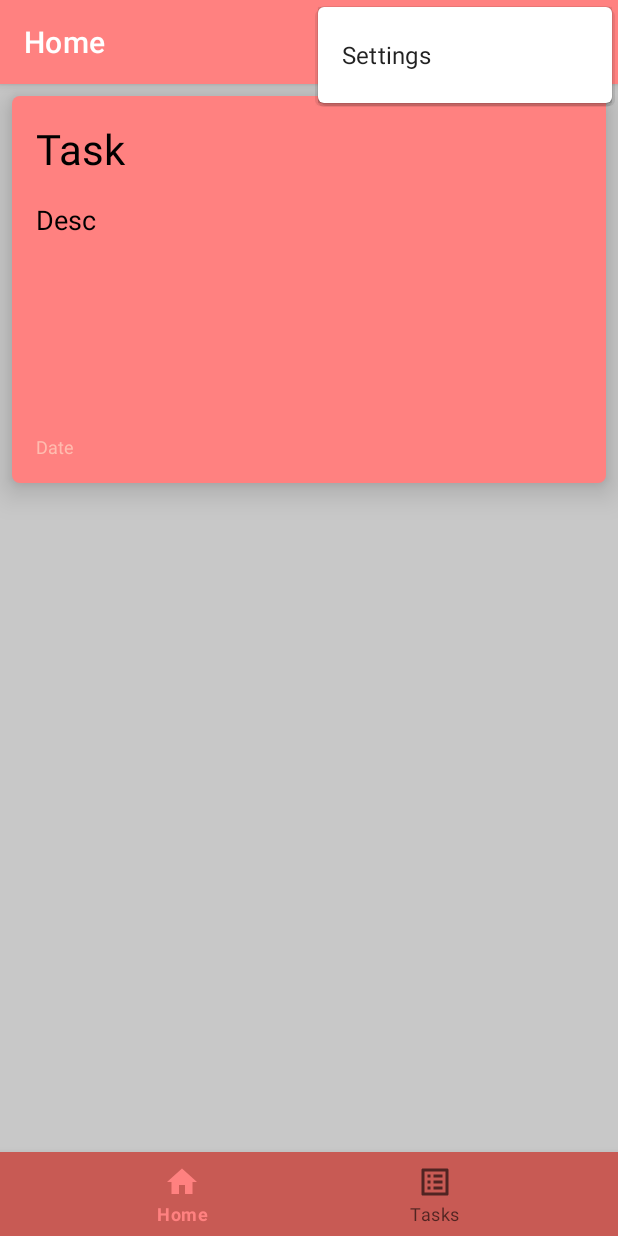
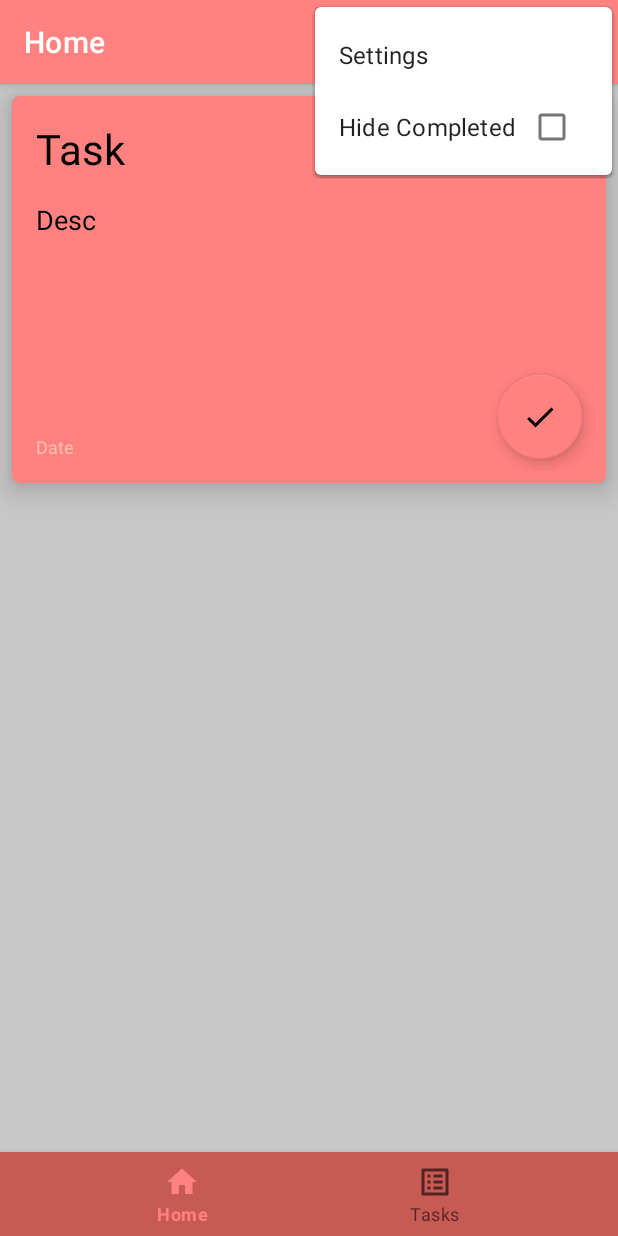
Before and after one commit to RoaFE/TaskManager-App, an Android app: the screen it shows after launch (MainActivity), with the options menu open, on a phone screen of 412 x 824 dp. Run offline under Robolectric (Android 15) with nearby library versions, the phone set to English and light mode, and no system bars; our stand-ins replace Dagger/Hilt's generated code, Room's generated code, navigation-ui; libraries missing offline, so code that uses them is left out: androidx.hilt, androidx.hilt.lifecycle; 2 statements that could not run were skipped.

Commit message:
Tasks can now be ticked off and completed tasks can be hidden

```diff
--- a/App/app/src/main/java/com/example/steps/data/Task.kt
+++ b/App/app/src/main/java/com/example/steps/data/Task.kt
@@ -16,6 +16,7 @@ data class Task(
     val taskCompletion : Float,
     val taskScore : Float = taskPriority.toFloat() / taskDifficulty.toFloat(),
     val dateCreated : Long = System.currentTimeMillis(),
+    val completed : Boolean = false,
     @PrimaryKey(autoGenerate = true) val id: Int = 0
 ) :Parcelable {
     val createdDateFormated: String
--- a/App/app/src/main/java/com/example/steps/data/TaskDao.kt
+++ b/App/app/src/main/java/com/example/steps/data/TaskDao.kt
@@ -6,26 +6,26 @@ import kotlinx.coroutines.flow.Flow
 @Dao
 interface TaskDao {
 
-    fun getTasks(query: String, sortOrder: SortOrder) : Flow<List<Task>> =
+    fun getTasks(query: String, sortOrder: SortOrder, hideCompleted: Boolean) : Flow<List<Task>> =
         when(sortOrder) {
-            SortOrder.BY_NAME -> getTasksSortedByName(query)
-            SortOrder.BY_DATE -> getTasksSortedByDateCreated(query)
-            SortOrder.BY_SCORE -> getTasksSortedByScore(query)
+            SortOrder.BY_NAME -> getTasksSortedByName(query,hideCompleted)
+            SortOrder.BY_DATE -> getTasksSortedByDateCreated(query,hideCompleted)
+            SortOrder.BY_SCORE -> getTasksSortedByScore(query,hideCompleted)
         }
 
     @Query("SELECT * FROM task_table WHERE id LIKE '%' || :searchQuery || '%'")
     fun getTaskById(searchQuery: Int): Flow<Task>
 
-    @Query("SELECT * FROM task_table WHERE name LIKE '%' || :searchQuery || '%' ORDER BY name ASC")
-    fun getTasksSortedByName(searchQuery: String): Flow<List<Task>>
+    @Query("SELECT * FROM task_table WHERE (completed != :hideCompleted OR completed = 0) AND name LIKE '%' || :searchQuery || '%' ORDER BY name ASC")
+    fun getTasksSortedByName(searchQuery: String, hideCompleted : Boolean): Flow<List<Task>>
 
-    @Query("SELECT * FROM task_table WHERE name LIKE '%' || :searchQuery || '%' ORDER BY dateCreated DESC")
-    fun getTasksSortedByDateCreated(searchQuery: String): Flow<List<Task>>
+    @Query("SELECT * FROM task_table WHERE (completed != :hideCompleted OR completed = 0) AND name LIKE '%' || :searchQuery || '%' ORDER BY dateCreated DESC")
+    fun getTasksSortedByDateCreated(searchQuery: String, hideCompleted : Boolean): Flow<List<Task>>
 
-    @Query("SELECT * FROM task_table WHERE name LIKE '%' || :searchQuery || '%' ORDER BY taskScore DESC")
-    fun getTasksSortedByScore(searchQuery: String): Flow<List<Task>>
+    @Query("SELECT * FROM task_table WHERE (completed != :hideCompleted OR completed = 0) AND name LIKE '%' || :searchQuery || '%' ORDER BY taskScore DESC")
+    fun getTasksSortedByScore(searchQuery: String, hideCompleted : Boolean): Flow<List<Task>>
 
-    @Query("SELECT * FROM task_table WHERE name LIKE '%' || :searchQuery || '%' ORDER BY taskScore DESC LIMIT 1")
+    @Query("SELECT * FROM task_table WHERE name LIKE '%' || :searchQuery || '%' AND completed = 0 ORDER BY taskScore DESC LIMIT 1")
     fun getTopScoreTask(searchQuery: String): Flow<Task>
 
     @Insert(onConflict = OnConflictStrategy.REPLACE)
--- a/App/app/src/main/java/com/example/steps/data/TaskDatabase.kt
+++ b/App/app/src/main/java/com/example/steps/data/TaskDatabase.kt
@@ -9,7 +9,7 @@ import kotlinx.coroutines.launch
 import javax.inject.Inject
 import javax.inject.Provider
 
-@Database(entities = [Task::class],version = 2)
+@Database(entities = [Task::class],version = 3)
 abstract class TaskDatabase : RoomDatabase() {
 
     abstract fun taskDao(): TaskDao
--- a/App/app/src/main/java/com/example/steps/ui/tasks/TasksViewModel.kt
+++ b/App/app/src/main/java/com/example/steps/ui/tasks/TasksViewModel.kt
@@ -42,7 +42,7 @@ class TasksViewModel @ViewModelInject constructor(
     ) { query, filterPreferences ->
         Pair(query,filterPreferences)
     }.flatMapLatest { (query, filterPreferences) ->
-        taskDao.getTasks(query,filterPreferences.sortOrder)
+        taskDao.getTasks(query,filterPreferences.sortOrder,filterPreferences.hideCompleted)
     }
 
     val tasks = tasksFlow.asLiveData()
@@ -51,7 +51,9 @@ class TasksViewModel @ViewModelInject constructor(
         preferencesManager.updateSortOrder(sortOrder)
     }
 
-
+    fun onHideCompletedTask(checked : Boolean) = viewModelScope.launch {
+        preferencesManager.updateHideCompleted(checked)
+    }
 
     fun onTaskSelected(task : Task) = viewModelScope.launch {
             tasksEventChannel.send(TasksEvent.NavigateToEditTaskScreen(task))
--- a/App/app/src/main/res/drawable/ui_rect.xml
+++ b/App/app/src/main/res/drawable/ui_rect.xml
@@ -2,6 +2,6 @@
 <!-- res/drawable/ui_rect.xml -->
 <shape xmlns:android="http://schemas.android.com/apk/res/android"
     android:shape="rectangle">
-    <solid android:color="#FF8180" />
+    <solid android:color="?attr/colorPrimary" />
     <corners android:radius="5dp" />
 </shape>
--- a/App/app/src/main/res/layout/fragment_home.xml
+++ b/App/app/src/main/res/layout/fragment_home.xml
@@ -45,13 +45,23 @@
 
         <TextView
             android:id="@+id/current_task_date_created"
-            android:layout_width="match_parent"
+            android:layout_width="wrap_content"
             android:layout_height="wrap_content"
             android:text="Date"
             android:textColor="?attr/colorPrimaryVariant"
             android:textSize="12sp"
             android:layout_alignParentBottom="true"
             android:layout_margin="8dp" />
+
+        <com.google.android.material.floatingactionbutton.FloatingActionButton
+            android:id="@+id/floating_action_button_task_confirm"
+            android:layout_width="wrap_content"
+            android:layout_height="wrap_content"
+            android:layout_alignParentRight="true"
+            android:layout_alignParentBottom="true"
+            android:layout_margin="8dp"
+            app:srcCompat="@drawable/ic_baseline_check_24"/>
+
     </RelativeLayout>
 
     <androidx.recyclerview.widget.RecyclerView
--- a/App/app/src/main/res/menu/menu_fragment_goals.xml
+++ b/App/app/src/main/res/menu/menu_fragment_goals.xml
@@ -27,5 +27,10 @@
 
         </menu>
     </item>
+    <item
+        android:id="@+id/action_hide_completed"
+        android:title="Hide Completed"
+        android:checkable="true"
+        app:showAsAction="never"/>
 
 </menu>
```
Also changed, not shown: App/app/src/main/java/com/example/steps/data/PreferencesManager.kt (+10 -2 lines), App/app/src/main/java/com/example/steps/ui/home/HomeFragment.kt (+22 -0 lines), App/app/src/main/java/com/example/steps/ui/home/HomeViewModel.kt (+20 -1 lines), App/app/src/main/java/com/example/steps/ui/tasks/TasksFragment.kt (+11 -0 lines).
